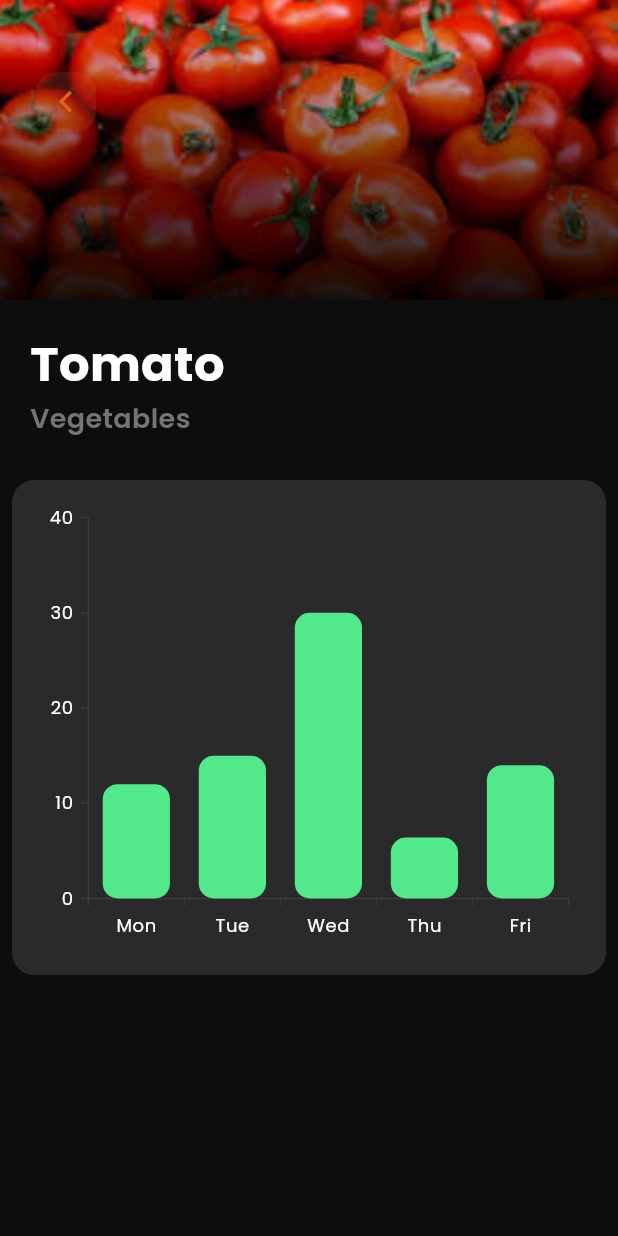
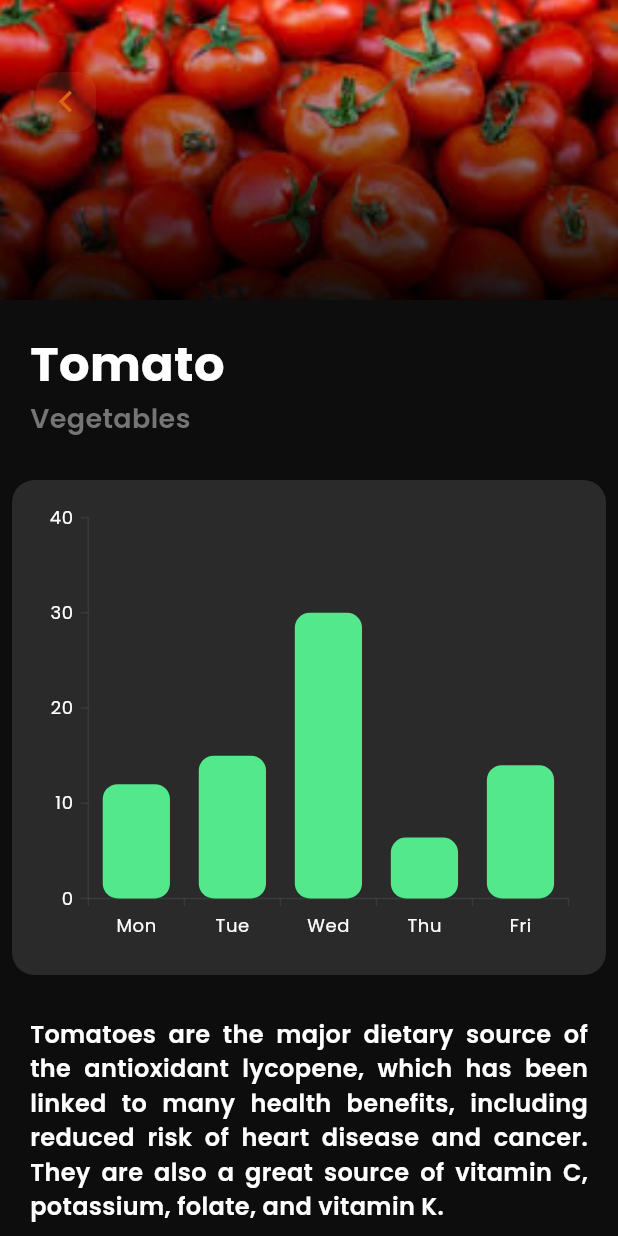
Before and after one commit to chamodperera/agrilink, a Flutter app: the PlantsScreen screen opened directly, after a tap on "Tomato", on a phone screen of 412 x 824 dp. Run offline on Flutter 3.47's test engine with Material 3 defaults, Android fonts, the phone set to English and light mode, and no system bars; our stand-ins replace cloud_firestore, envied, file_picker, firebase_auth, firebase_core, firebase_database and 11 more; accounts and stored records are empty; generated files the repository leaves out were written again; network calls fail; project files that could hold a hidden picture were left out.

Commit message:
Add plant description to PlantDetailScreen and PlantsScreen

```diff
--- a/lib/screens/profile/plant_detail.dart
+++ b/lib/screens/profile/plant_detail.dart
@@ -1,15 +1,16 @@
 import 'package:agrilink/widgets/buttons/back_button.dart';
 import 'package:flutter/material.dart';
 import 'package:syncfusion_flutter_charts/charts.dart';
-
 
 class PlantDetailScreen extends StatefulWidget {
   final String plantName;
   final String imageUrl;
   final String category;
+  final String plantDescription;
 
   const PlantDetailScreen({
     required this.plantName,
+    required this.plantDescription,
     required this.imageUrl,
     required this.category,
   });
@@ -43,7 +44,8 @@ class _PlantDetailScreenState extends State<PlantDetailScreen> {
     return Scaffold(
       body: Stack(
         children: [
-          Column(
+          SingleChildScrollView(
+            child: Column(
               crossAxisAlignment: CrossAxisAlignment.start,
               children: [
                 Stack(
@@ -131,9 +133,23 @@ class _PlantDetailScreenState extends State<PlantDetailScreen> {
                       ),
                     ),
                   ),
-
+                ),
+                // Description about the plant
+                Padding(
+                  padding: const EdgeInsets.all(20.0),
+                  child: Text(
+                    widget.plantDescription,
+                    style: TextStyle(
+                      fontSize: 16,
+                      color: Colors.white.withValues(
+                        alpha: 50
+                      ),
+                    ),
+                    textAlign: TextAlign.justify,
+                  ),
                 ),
               ],
+            ),
           ),
           Positioned(
             top: 40,
--- a/lib/screens/profile/plants.dart
+++ b/lib/screens/profile/plants.dart
@@ -9,21 +9,25 @@ class PlantsScreen extends StatelessWidget {
       'name': 'Tomato',
       'imageUrl': 'assets/images/tomato.png',
       'category': 'Vegetables',
+      'description': 'Tomatoes are the major dietary source of the antioxidant lycopene, which has been linked to many health benefits, including reduced risk of heart disease and cancer. They are also a great source of vitamin C, potassium, folate, and vitamin K.',
     },
     {
       'name': 'Carrot',
       'imageUrl': 'assets/images/carrot.png',
       'category': 'Root Vegetables',
+      'description': 'Carrots are a particularly good source of beta carotene, fiber, vitamin K1, potassium, and antioxidants. They also have a number of health benefits. They’re a weight-loss-friendly food and have been linked to lower cholesterol levels and improved eye health.',
     },
     {
       'name': 'Lettuce',
       'imageUrl': 'assets/images/lettuce.png',
       'category': 'Leafy Greens',
+      'description': 'Lettuce is a good source of vitamins A and K. It also provides some fiber, iron, and folate. It is a low-calorie food that is high in nutrients and water content, making it an excellent food for weight loss.',
     },
     {
       'name': 'Cucumber',
       'imageUrl': 'assets/images/cucumber.png',
       'category': 'Vegetables',
+      'description': 'Cucumbers are low in calories but high in many important vitamins and minerals. They contain antioxidants, promote hydration, and may aid in weight loss.',
     },
   ];
 
@@ -65,6 +69,7 @@ class PlantsScreen extends StatelessWidget {
                             plantName: plants[index]['name']!,
                             imageUrl: plants[index]['imageUrl']!,
                             category: plants[index]['category']!,
+                            plantDescription: plants[index]['description']!,
                           ),
                         );
                       },
@@ -89,11 +94,13 @@ class PlantCard extends StatelessWidget {
   final String plantName;
   final String imageUrl;
   final String category;
+  final String plantDescription;
 
   const PlantCard({
     required this.plantName,
     required this.imageUrl,
     required this.category,
+    required this.plantDescription,
   });
 
   @override
@@ -115,7 +122,7 @@ class PlantCard extends StatelessWidget {
                   plantName: plantName,
                   imageUrl: imageUrl,
                   category: category,
-                ),
+                  plantDescription: plantDescription,),
               ),
             );
           },
```
Lines whose indentation alone changed are shown as unchanged.
